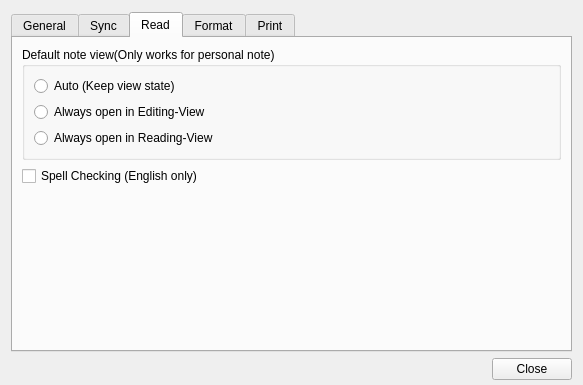
Before: the Qt Designer form src/ui/WizPreferenceDialog.ui in altairwei/WizNotePlus, drawn with Qt 5.
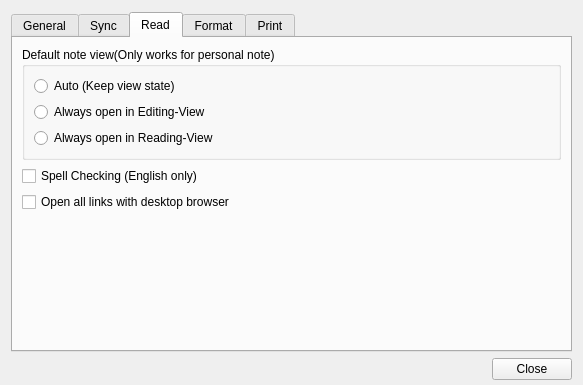
After: the same form once the commit is applied. The open tabs and pages were chosen to show the change.

Commit message:
NEW: option to open all links with desktop browser
* Fullfilled feature request: #132
* By default, Ctrl + mouse left click will open link with dekstop
browser.
* After checking this option, all type of "open link" action will
be performed by desktop default browser.

Patch:
```diff
--- a/src/ui/WizPreferenceDialog.ui
+++ b/src/ui/WizPreferenceDialog.ui
@@ -392,6 +392,13 @@
          </property>
         </widget>
        </item>
+       <item>
+        <widget class="QCheckBox" name="openLinkWithDesktopBrowser">
+         <property name="text">
+          <string>Open all links with desktop browser</string>
+         </property>
+        </widget>
+       </item>
        <item>
         <layout class="QHBoxLayout" name="horizontalLayout_5">
          <item>
```
Left out of the diff: 2 changed lines with no effect on the pictures. The commit also changes 5 other files.
